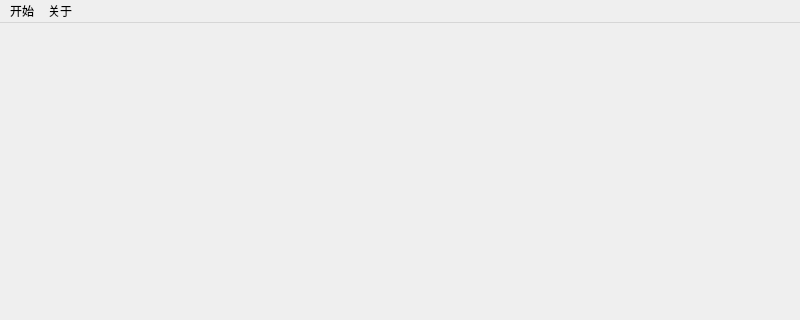
First picture: the form in mainscene.ui, repository kira-yamatoo/CoinFlip_kira, before the edit; both pictures show x 0 to 800 and y 0 to 320 of the 800 by 600 pixel window.
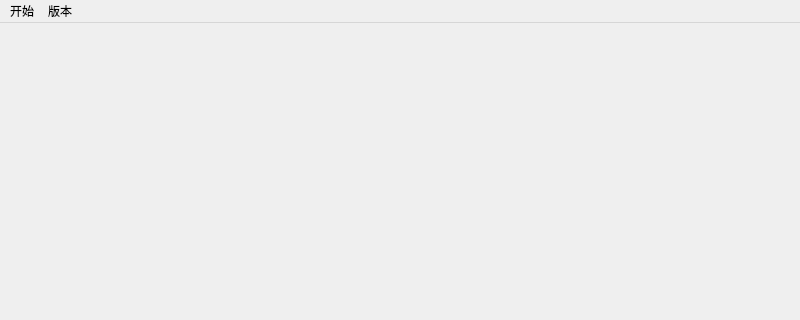
Second picture: the form after the edit.

Patch:
```diff
--- a/mainscene.ui
+++ b/mainscene.ui
@@ -31,7 +31,7 @@
    </widget>
    <widget class="QMenu" name="menu_2">
     <property name="title">
-     <string>关于</string>
+     <string>版本</string>
     </property>
    </widget>
    <addaction name="menu"/>
```
Left out of the diff: 6 changed lines with no effect on the pictures.
